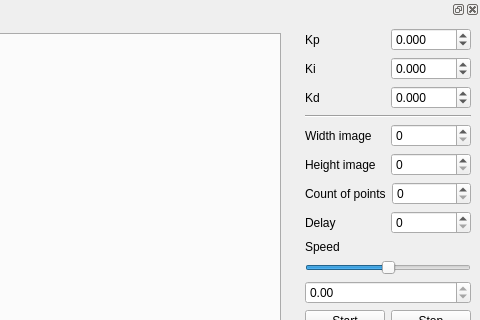
This is mainwindow.ui in artthirt/simple_pid as Qt 5 draws it before an edit; both pictures show x 562 to 1042 and y 0 to 320 of the 1042 by 733 pixel window. The edited form follows.
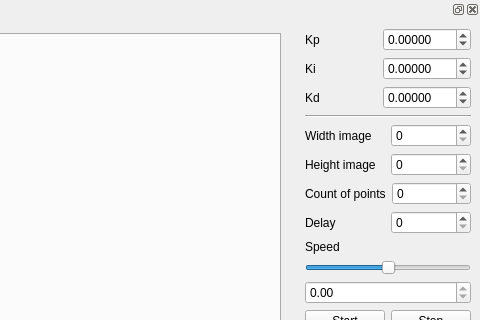
This is the edited form. Custom widgets are drawn as their Qt base class.

Commit message: change the decimal point positions

What changed in the file:
```diff
--- a/mainwindow.ui
+++ b/mainwindow.ui
@@ -76,7 +76,7 @@
        <item>
         <widget class="QDoubleSpinBox" name="dsb_kp">
          <property name="decimals">
-          <number>3</number>
+          <number>5</number>
          </property>
          <property name="minimum">
           <double>-999.000000000000000</double>
@@ -106,7 +106,7 @@
        <item>
         <widget class="QDoubleSpinBox" name="dsb_ki">
          <property name="decimals">
-          <number>3</number>
+          <number>5</number>
          </property>
          <property name="minimum">
           <double>-999.000000000000000</double>
@@ -136,7 +136,7 @@
        <item>
         <widget class="QDoubleSpinBox" name="dsb_kd">
          <property name="decimals">
-          <number>3</number>
+          <number>5</number>
          </property>
          <property name="minimum">
           <double>-999.000000000000000</double>
```
Left out of the diff: 6 changed lines with no effect on the pictures.
